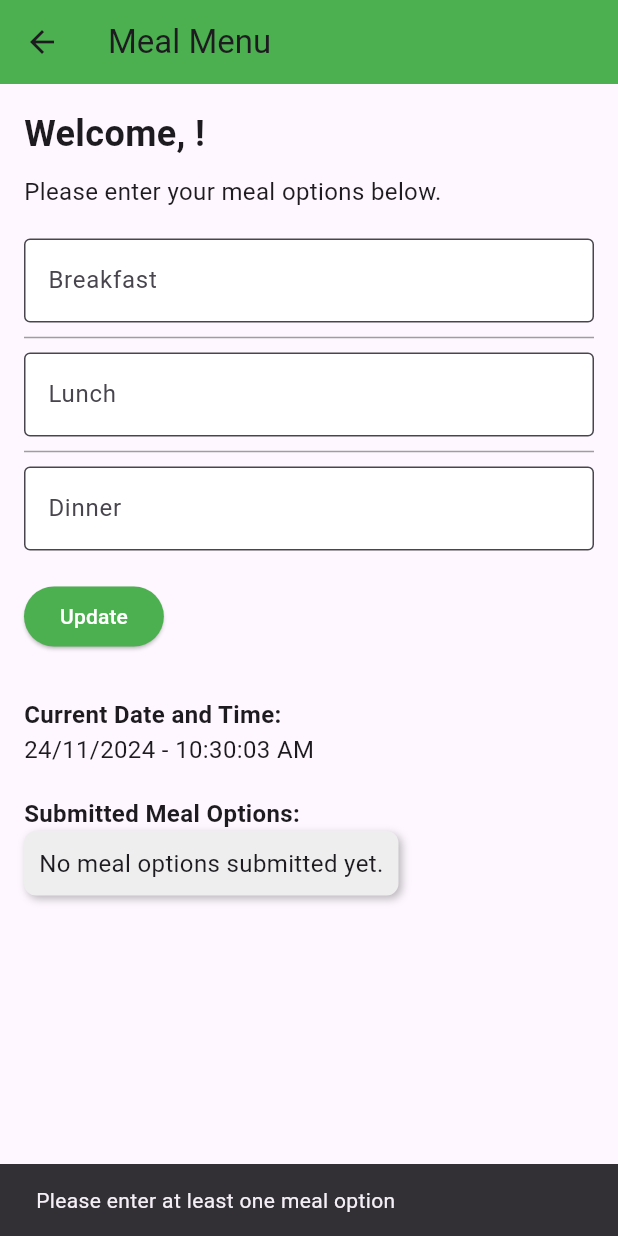
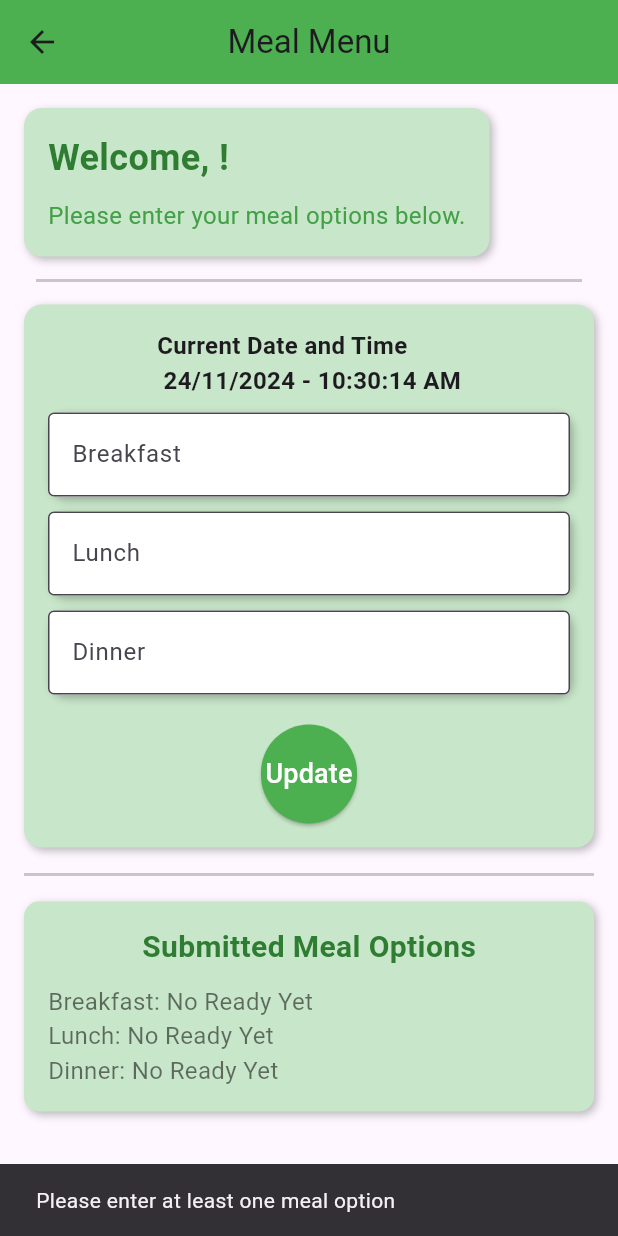
Before and after one commit to YasirYcs/Hazrat-Uthman-Hall-Meal-Management-, a Flutter app: the MealMenu screen opened directly, after a tap on "Update", on a phone screen of 412 x 824 dp. Run offline on Flutter 3.47's test engine with Material 3 defaults, Android fonts, the light colour scheme and no system bars; our stand-ins replace cloud_firestore, firebase_auth, firebase_core, firebase_database, flutter_login, get and 1 more; accounts and stored records are empty.

Commit message:
new features and ui

```diff
--- a/lib/main.dart
+++ b/lib/main.dart
@@ -1,6 +1,11 @@
 import 'package:flutter/material.dart';
 import 'package:get/get.dart';
 import 'package:firebase_core/firebase_core.dart';
+import 'package:hallmeal/screens/adminscreen/AdminLoginPage.dart';
+import 'package:hallmeal/screens/adminscreen/AdminMenu.dart';
+import 'package:hallmeal/screens/adminscreen/Meal/MealRequests.dart';
+import 'package:hallmeal/screens/adminscreen/Meal/MelaMenu.dart';
+import 'package:hallmeal/screens/studentscreen/MealBook/MealBook.dart';
 import 'package:hallmeal/screens/studentscreen/StudentLoginPage.dart';
 import 'firebase_options.dart'; // Import Firebase options generated by FlutterFire CLI
 
@@ -23,7 +28,7 @@ class MyApp extends StatelessWidget {
         colorScheme: ColorScheme.fromSeed(seedColor: Colors.deepPurple),
         useMaterial3: true,
       ),
-      home: StudentloginPage() // Pass the desired student ID here
+      home:  AdminMenu()
 
 
       // Determine where to navigate based on login state
--- a/lib/screens/adminscreen/AdminMenu.dart
+++ b/lib/screens/adminscreen/AdminMenu.dart
@@ -1,8 +1,9 @@
 import 'package:flutter/material.dart';
 import 'package:hallmeal/screens/adminscreen/AdminLoginPage.dart';
 import 'package:hallmeal/screens/adminscreen/Bazar/BazarEntry.dart';
-import 'package:hallmeal/screens/adminscreen/Meal/MealEntry.dart';
+import 'package:hallmeal/screens/adminscreen/Meal/MealRequests.dart';
 import 'package:hallmeal/screens/adminscreen/Meal/MelaMenu.dart';
+import 'package:hallmeal/screens/adminscreen/Noticeboard/SendNotice.dart';
 import 'package:intl/intl.dart';
 import 'package:get/get.dart';
 import 'package:firebase_auth/firebase_auth.dart';
@@ -160,8 +161,12 @@ class _AdminMenuState extends State<AdminMenu> {
               Get.to(BazarEntry(username: _fullName ?? 'User '));
             }),
             Divider(),
-            _buildDrawerItem(Icons.add, 'Meal Entry', () {
+            _buildDrawerItem(Icons.request_page_outlined, 'Meal Requests', () {
               Get.to(MealEntry());
+            }),
+            Divider(),
+            _buildDrawerItem(Icons.newspaper_rounded, 'Send Notice', () {
+              Get.to(SendNotice());
             }),
             Divider(),
             _buildDrawerItem(Icons.logout, 'Logout', () => adminlogout(context)),
--- a/lib/screens/adminscreen/Meal/MelaMenu.dart
+++ b/lib/screens/adminscreen/Meal/MelaMenu.dart
@@ -14,11 +14,14 @@ class _MealMenuState extends State<MealMenu> {
   final TextEditingController _lunchController = TextEditingController();
   final TextEditingController _dinnerController = TextEditingController();
   String _formattedDateTime = '';
-  String _submittedData = '';
   String _username = 'Loading...';
+  String _currentDate = '';
+  String breakfastMenu = "No Ready Yet";
+  String lunchMenu = "No Ready Yet";
+  String dinnerMenu = "No Ready Yet";
 
-  final _databaseReference = FirebaseDatabase.instance.ref().child('meal_menu');
-  final _firestore = FirebaseFirestore.instance;
+  final DatabaseReference _databaseReference = FirebaseDatabase.instance.ref().child('meal_menu');
+  final FirebaseFirestore _firestore = FirebaseFirestore.instance;
 
   @override
   void initState() {
@@ -26,10 +29,12 @@ class _MealMenuState extends State<MealMenu> {
     _updateDateTime();
     Future.delayed(Duration(seconds: 1), _updateDateTime);
     _fetchUserData();
+    _currentDate = DateFormat('yyyy-MM-dd').format(DateTime.now());
+    fetchMealData(_currentDate);
   }
 
   Future<void> _fetchUserData() async {
-    String uid = FirebaseAuth.instance.currentUser!.uid;
+    String uid = FirebaseAuth.instance.currentUser !.uid;
 
     try {
       DocumentSnapshot userDoc = await _firestore.collection('students').doc(uid).get();
@@ -40,19 +45,16 @@ class _MealMenuState extends State<MealMenu> {
             _username = userData['fullName'];
           });
         } else {
-          print('Error fetching user data: "fullName" field not found');
           setState(() {
-            _username = 'User data incomplete';
+            _username = 'User  data incomplete';
           });
         }
       } else {
-        print('Error fetching user data: User document not found');
         setState(() {
-          _username = 'User not found';
+          _username = 'User  not found';
         });
       }
     } catch (e) {
-      print('Error fetching user data: $e');
       setState(() {
         _username = 'Error fetching user data';
       });
@@ -66,33 +68,59 @@ class _MealMenuState extends State<MealMenu> {
     Future.delayed(Duration(seconds: 1), _updateDateTime);
   }
 
+  Future<void> fetchMealData(String date) async {
+    try {
+      DatabaseReference mealRef = _databaseReference.child(date);
+      DataSnapshot snapshot = await mealRef.get();
+      if (snapshot.exists && snapshot.value != null) {
+        Map<String, dynamic> data = Map<String, dynamic>.from(snapshot.value as Map);
+        setState(() {
+          breakfastMenu = data['breakfast'] ?? "No Ready Yet";
+          lunchMenu = data['lunch'] ?? "No Ready Yet";
+          dinnerMenu = data['dinner'] ?? "No Ready Yet";
+        });
+      } else {
+        setState(() {
+          breakfastMenu = "No Ready Yet";
+          lunchMenu = "No Ready Yet";
+          dinnerMenu = "No Ready Yet";
+        });
+      }
+    } catch (e) {
+      print('Error fetching meal data: $e');
+      setState(() {
+        breakfastMenu = "Error loading breakfast";
+        lunchMenu = "Error loading lunch";
+        dinnerMenu = "Error loading dinner";
+      });
+    }
+  }
+
   void _submitMealMenu() {
     String breakfast = _breakfastController.text;
     String lunch = _lunchController.text;
     String dinner = _dinnerController.text;
 
     if (breakfast.isNotEmpty || lunch.isNotEmpty || dinner.isNotEmpty) {
-      String date = DateFormat('yyyy-MM-dd').format(DateTime.now());
-
-      _databaseReference.child(date).set({
+      _databaseReference.child(_currentDate).set({
         'breakfast': breakfast,
         'lunch': lunch,
         'dinner': dinner,
         'submittedAt': _formattedDateTime,
       }).then((_) {
         setState(() {
-          _submittedData = 'Breakfast: $breakfast, Lunch: $lunch, Dinner: $dinner';
+          // Clear the input fields
+          _breakfastController.clear();
+          _lunchController.clear();
+          _dinnerController.clear();
         });
-        _breakfastController.clear();
-        _lunchController.clear();
-        _dinnerController.clear();
+        fetchMealData(_currentDate); // Refresh the meal data after submission
         ScaffoldMessenger.of(context).showSnackBar(
           SnackBar(content: Text('Meal menu submitted successfully!')),
         );
       }).catchError((error) {
-        print('Failed to submit meal menu: $error');
         ScaffoldMessenger.of(context).showSnackBar(
-          SnackBar(content: Text('Failed to submit meal menu')),
+          SnackBar (content: Text('Failed to submit meal menu')),
         );
       });
     } else {
@@ -102,13 +130,18 @@ class _MealMenuState extends State<MealMenu> {
     }
   }
 
-
-
   @override
   Widget build(BuildContext context) {
     return Scaffold(
       appBar: AppBar(
-        title: Text('Meal Menu'),
+        title: Text('Meal Menu', textAlign: TextAlign.center),
+        centerTitle: true,
+        leading: IconButton(
+          icon: Icon(Icons.arrow_back),
+          onPressed: () {
+            Navigator.pop(context);
+          },
+        ),
         backgroundColor: Colors.green,
       ),
       body: Padding(
@@ -117,78 +150,12 @@ class _MealMenuState extends State<MealMenu> {
           child: Column(
             crossAxisAlignment: CrossAxisAlignment.start,
             children: [
-              Text(
-                'Welcome, $_username!',
-                style: TextStyle(fontSize: 24, fontWeight: FontWeight.bold),
-              ),
-              SizedBox(height: 10),
-              Text(
-                'Please enter your meal options below.',
-                style: TextStyle(fontSize: 16),
-              ),
-              SizedBox(height: 20),
-
-              TextField(
-                controller: _breakfastController,
-                decoration: InputDecoration(
-                  labelText: 'Breakfast',
-                  border: OutlineInputBorder(),
-                  filled: true,
-                  fillColor: Colors.white,
-                ),
-              ),
-              Divider(height: 20, thickness: 1, color: Colors.grey),
-              TextField(
-                controller: _lunchController,
-                decoration: InputDecoration(
-                  labelText: 'Lunch',
-                  border: OutlineInputBorder(),
-                  filled: true,
-                  fillColor: Colors.white,
-                ),
-              ),
-              Divider(height: 20, thickness: 1, color: Colors.grey),
-              TextField(
-                controller: _dinnerController,
-                decoration: InputDecoration(
-                  labelText: 'Dinner',
-                  border: OutlineInputBorder(),
-                  filled: true,
-                  fillColor: Colors.white,
-                ),
-              ),
-              SizedBox(height: 20),
-
-              ElevatedButton(
-                style: ElevatedButton.styleFrom(
-                  backgroundColor: Colors.green,
-                  foregroundColor: Colors.white,
-                ),
-                onPressed: _submitMealMenu,
-                child: Text('Update'),
-              ),
-              SizedBox(height: 10),
-              SizedBox(height: 20),
-
-              Text(
-                'Current Date and Time:',
-                style: TextStyle(fontSize: 16, fontWeight: FontWeight.bold),
-              ),
-              Text(
-                _formattedDateTime,
-                style: TextStyle(fontSize: 16),
-              ),
-              SizedBox(height: 20),
-
-              Text(
-                'Submitted Meal Options:',
-                style: TextStyle(fontSize: 16, fontWeight: FontWeight.bold),
-              ),
+              // Welcome Section
               Container(
-                padding: EdgeInsets.all(10),
+                padding: EdgeInsets.all(16),
                 decoration: BoxDecoration(
-                  color: Colors.grey[200],
-                  borderRadius: BorderRadius.circular(8),
+                  color: Colors.green[100],
+                  borderRadius: BorderRadius.circular(12),
                   boxShadow: [
                     BoxShadow(
                       color: Colors.black26,
@@ -197,15 +164,141 @@ class _MealMenuState extends State<MealMenu> {
                     ),
                   ],
                 ),
-                child: Text(
-                  _submittedData.isNotEmpty ? _submittedData : 'No meal options submitted yet.',
-                  style: TextStyle(fontSize: 16),
+                child: Column(
+                  crossAxisAlignment: CrossAxisAlignment.start,
+                  children: [
+                    Text(
+                      'Welcome, $_username!',
+                      style: TextStyle(fontSize: 24, fontWeight: FontWeight.bold, color: Colors.green[800]),
+                    ),
+                    SizedBox(height: 10),
+                    Text(
+                      'Please enter your meal options below.',
+                      style: TextStyle(fontSize: 16, color: Colors.green[600]),
+                    ),
+                  ],
                 ),
               ),
+             // SizedBox(height: 20),
+              Padding(
+                padding: const EdgeInsets.all(8.0),
+                child: Divider(thickness: 2,),
+              ),
+
+              // Meal Input Container
+              Container(
+                padding: EdgeInsets.all(16),
+                decoration: BoxDecoration(
+                  color: Colors.green[100], // Gray with opacity
+                  borderRadius: BorderRadius.circular(12),
+                  boxShadow: [
+                    BoxShadow(
+                      color: Colors.black26,
+                      blurRadius: 4,
+                      offset: Offset(2, 2),
+                    ),
+                  ],
+                ),
+                child: Column(
+                  crossAxisAlignment: CrossAxisAlignment.start,
+                  children: [
+                    Center(
+                      child: Text(
+                        'Current Date and Time\n $_formattedDateTime',
+                        style: TextStyle(fontSize: 16, fontWeight: FontWeight.bold),
+                      ),
+                    ),
+                    SizedBox(height: 10),
+                    _buildMealInputField('Breakfast', _breakfastController),
+                    SizedBox(height: 10),
+                    _buildMealInputField('Lunch', _lunchController),
+                    SizedBox(height: 10),
+                    _buildMealInputField('Dinner', _dinnerController),
+                    SizedBox(height: 20),
+
+                    // Submit Button
+                    Center(
+                      child: ElevatedButton(
+                        style: ElevatedButton.styleFrom(
+                          backgroundColor: Colors.green,
+                          foregroundColor: Colors.white,
+                          padding: EdgeInsets.symmetric(vertical: 20),
+                        ),
+                        onPressed: _submitMealMenu,
+                        child: Text('Update', style: TextStyle(fontSize: 18)),
+                      ),
+                    ),
+                  ],
+                ),
+              ),
+              SizedBox(height: 10),
+           Divider(thickness: 2,),
+              SizedBox(height: 10),
+              // Submitted Meal Options
+              _buildInfoCard('Submitted Meal Options',
+                  'Breakfast: $breakfastMenu\nLunch: $lunchMenu\nDinner: $dinnerMenu'),
             ],
           ),
         ),
       ),
     );
   }
+
+  Widget _buildMealInputField(String label, TextEditingController controller) {
+    return Container(
+      decoration: BoxDecoration(
+        color: Colors.white,
+        borderRadius: BorderRadius.circular(10),
+        boxShadow: [
+          BoxShadow(
+            color: Colors.black26,
+            blurRadius: 4,
+            offset: Offset(2, 2),
+          ),
+        ],
+      ),
+      child: TextField(
+        controller: controller,
+        decoration: InputDecoration(
+          labelText: label,
+          border: OutlineInputBorder(),
+          filled: true,
+          fillColor: Colors.white,
+        ),
+      ),
+    );
+  }
+
+  Widget _buildInfoCard(String title, String content) {
+    return Container(
+      padding: EdgeInsets.all(16),
+      decoration: BoxDecoration(
+        color: Colors.green[100],
+        borderRadius: BorderRadius.circular(10),
+        boxShadow: [
+          BoxShadow(
+            color: Colors.black26,
+            blurRadius: 4,
+            offset: Offset(2, 2),
+          ),
+        ],
+      ),
+      child: Column(
+        crossAxisAlignment: CrossAxisAlignment.start,
+        children: [
+          Center(
+            child: Text(
+              title,
+              style: TextStyle(fontSize: 20, fontWeight: FontWeight.bold, color: Colors.green[800]),
+            ),
+          ),
+          SizedBox(height: 10, width: double.infinity,),
+          Text(
+            content,
+            style: TextStyle(fontSize: 16, color: Colors.black54),
+          ),
+        ],
+      ),
+    );
+  }
 }
```
Also changed, not shown: lib/screens/adminscreen/Meal/MealEntries.dart (added).
